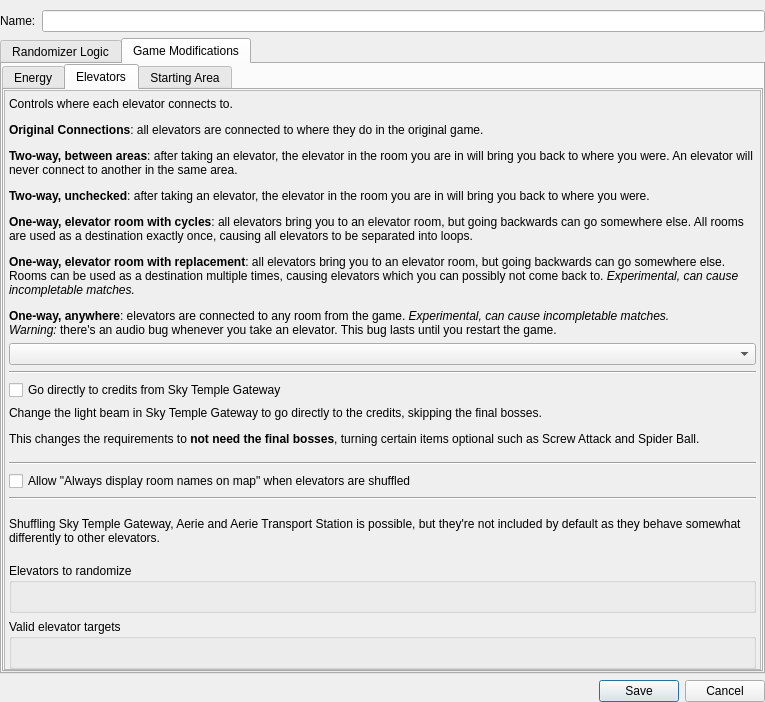
Before: the Qt Designer form randovania/gui/ui_files/logic_settings_window.ui in randovania/randovania, drawn with Qt 5.
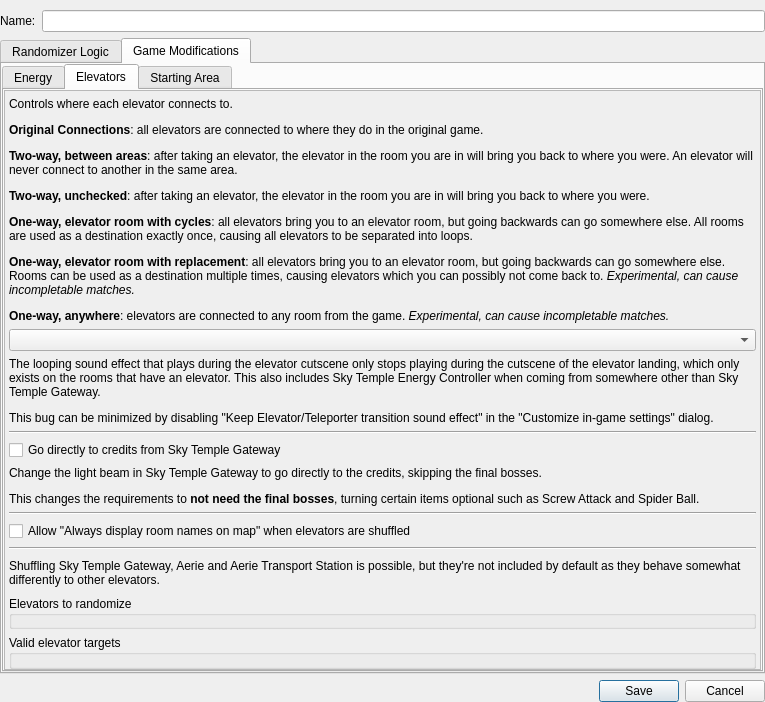
After: the same form once the commit is applied. The open tabs and pages were chosen to show the change.

Commit message: Add CosmeticPatches.teleporter_sounds

The edit to the form file:
```diff
--- a/randovania/gui/ui_files/logic_settings_window.ui
+++ b/randovania/gui/ui_files/logic_settings_window.ui
@@ -708,7 +708,7 @@
                <item>
                 <widget class="QLabel" name="elevators_description_label">
                  <property name="text">
-                  <string>&lt;html&gt;&lt;head/&gt;&lt;body&gt;&lt;p&gt;Controls where each elevator connects to.&lt;/p&gt;&lt;p&gt;&lt;span style=&quot; font-weight:600;&quot;&gt;Original Connections&lt;/span&gt;: all elevators are connected to where they do in the original game.&lt;/p&gt;&lt;p&gt;&lt;span style=&quot; font-weight:600;&quot;&gt;Two-way, between areas&lt;/span&gt;: after taking an elevator, the elevator in the room you are in will bring you back to where you were. An elevator will never connect to another in the same area.&lt;/p&gt;&lt;p&gt;&lt;span style=&quot; font-weight:600;&quot;&gt;Two-way, unchecked&lt;/span&gt;: after taking an elevator, the elevator in the room you are in will bring you back to where you were.&lt;/p&gt;&lt;p&gt;&lt;span style=&quot; font-weight:600;&quot;&gt;One-way, elevator room with cycles&lt;/span&gt;: all elevators bring you to an elevator room, but going backwards can go somewhere else. All rooms are used as a destination exactly once, causing all elevators to be separated into loops.&lt;/p&gt;&lt;p&gt;&lt;span style=&quot; font-weight:600;&quot;&gt;One-way, elevator room with replacement&lt;/span&gt;: all elevators bring you to an elevator room, but going backwards can go somewhere else. Rooms can be used as a destination multiple times, causing elevators which you can possibly not come back to.&lt;span style=&quot; font-style:italic;&quot;&gt; Experimental, can cause incompletable matches.&lt;/span&gt;&lt;/p&gt;&lt;p&gt;&lt;span style=&quot; font-weight:600;&quot;&gt;One-way, anywhere&lt;/span&gt;: elevators are connected to any room from the game. &lt;span style=&quot; font-style:italic;&quot;&gt;Experimental, can cause incompletable matches.&lt;/span&gt;&lt;br/&gt;&lt;span style=&quot; font-style:italic;&quot;&gt;Warning:&lt;/span&gt; there's an audio bug whenever you take an elevator. This bug lasts until you restart the game.&lt;/p&gt;&lt;/body&gt;&lt;/html&gt;</string>
+                  <string>&lt;html&gt;&lt;head/&gt;&lt;body&gt;&lt;p&gt;Controls where each elevator connects to.&lt;/p&gt;&lt;p&gt;&lt;span style=&quot; font-weight:600;&quot;&gt;Original Connections&lt;/span&gt;: all elevators are connected to where they do in the original game.&lt;/p&gt;&lt;p&gt;&lt;span style=&quot; font-weight:600;&quot;&gt;Two-way, between areas&lt;/span&gt;: after taking an elevator, the elevator in the room you are in will bring you back to where you were. An elevator will never connect to another in the same area.&lt;/p&gt;&lt;p&gt;&lt;span style=&quot; font-weight:600;&quot;&gt;Two-way, unchecked&lt;/span&gt;: after taking an elevator, the elevator in the room you are in will bring you back to where you were.&lt;/p&gt;&lt;p&gt;&lt;span style=&quot; font-weight:600;&quot;&gt;One-way, elevator room with cycles&lt;/span&gt;: all elevators bring you to an elevator room, but going backwards can go somewhere else. All rooms are used as a destination exactly once, causing all elevators to be separated into loops.&lt;/p&gt;&lt;p&gt;&lt;span style=&quot; font-weight:600;&quot;&gt;One-way, elevator room with replacement&lt;/span&gt;: all elevators bring you to an elevator room, but going backwards can go somewhere else. Rooms can be used as a destination multiple times, causing elevators which you can possibly not come back to.&lt;span style=&quot; font-style:italic;&quot;&gt; Experimental, can cause incompletable matches.&lt;/span&gt;&lt;/p&gt;&lt;p&gt;&lt;span style=&quot; font-weight:600;&quot;&gt;One-way, anywhere&lt;/span&gt;: elevators are connected to any room from the game. &lt;span style=&quot; font-style:italic;&quot;&gt;Experimental, can cause incompletable matches.&lt;/span&gt;&lt;/p&gt;&lt;/body&gt;&lt;/html&gt;</string>
                  </property>
                  <property name="wordWrap">
                   <bool>true</bool>
@@ -718,6 +718,16 @@
                <item>
                 <widget class="QComboBox" name="elevators_combo"/>
                </item>
+               <item>
+                <widget class="QLabel" name="elevators_help_sound_bug_label">
+                 <property name="text">
+                  <string>&lt;html&gt;&lt;head/&gt;&lt;body&gt;&lt;p&gt;The looping sound effect that plays during the elevator cutscene only stops playing during the cutscene of the elevator landing, which only exists on the rooms that have an elevator. This also includes Sky Temple Energy Controller when coming from somewhere other than Sky Temple Gateway.&lt;/p&gt;&lt;p&gt;This bug can be minimized by disabling &amp;quot;Keep Elevator/Teleporter transition sound effect&amp;quot; in the &amp;quot;Customize in-game settings&amp;quot; dialog.&lt;/p&gt;&lt;/body&gt;&lt;/html&gt;</string>
+                 </property>
+                 <property name="wordWrap">
+                  <bool>true</bool>
+                 </property>
+                </widget>
+               </item>
                <item>
                 <widget class="Line" name="elevators_line_2">
                  <property name="orientation">
```
Left out of the diff: 4 changed lines with no effect on the pictures. The commit also changes 14 other files.
